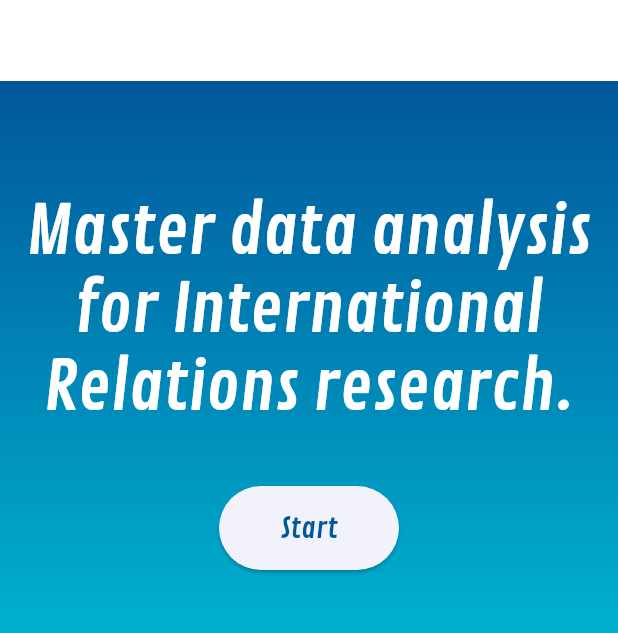
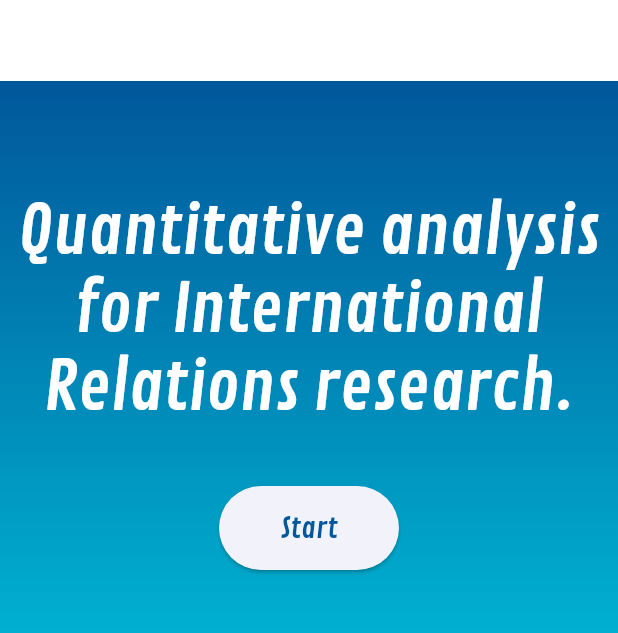
Before and after one commit to JPBC2/iranalytics, a Flutter app: the screen it shows after launch, on a phone screen of 412 x 824 dp, the part 63-696 px from its top. Run offline on Flutter 3.47's test engine with Material 3 defaults, Android fonts, the phone set to English and light mode, and no system bars; our stand-ins replace flutter_riverpod, hive_flutter, popover, shared_preferences, webview_flutter, youtube_player_iframe; accounts and stored records are empty.

Commit message:
flutter build web

```diff
--- a/lib/app/pages/exercises/references.dart
+++ b/lib/app/pages/exercises/references.dart
@@ -155,7 +155,7 @@ class _ReferencesPageState extends State {
                           GoogleSheetEmbed(
                             sheetUrl:
                             'https://docs.google.com/spreadsheets/d/17Wf_PII8NzRaaFCkGGyUg_cIrlpwIr0WA1JtmYt3lIE/edit?usp=sharing&widget=true',
-                            height: 750.0,
+                            height: 580.0,
                           ),
 
                           const SizedBox(height: 40.0), // spacing after the embedded sheet
--- a/lib/app/widgets/call_to_action.widget.dart
+++ b/lib/app/widgets/call_to_action.widget.dart
@@ -35,7 +35,7 @@ class CallToAction extends ConsumerWidget {
               child: Padding(
                 padding: const EdgeInsets.symmetric(horizontal: 8.0),
                 child: Text(
-                  "Master data analysis for International Relations research.", // Master real-world data science / Qualitative and quantitative
+                  "Quantitative analysis for International Relations research.", // Master real-world data science / Qualitative and quantitative
                   style: Theme.of(context).textTheme.displayMedium?.copyWith(
                         color: callToActionTextColor,
                         fontFamily: 'ContrailOne',
```
